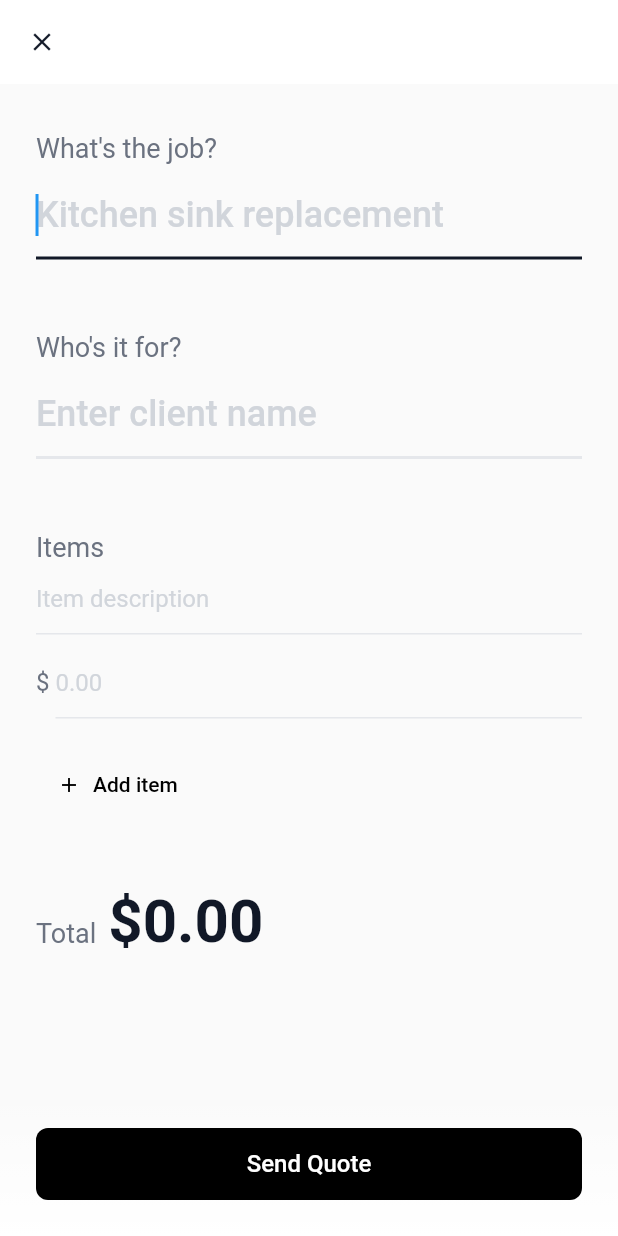
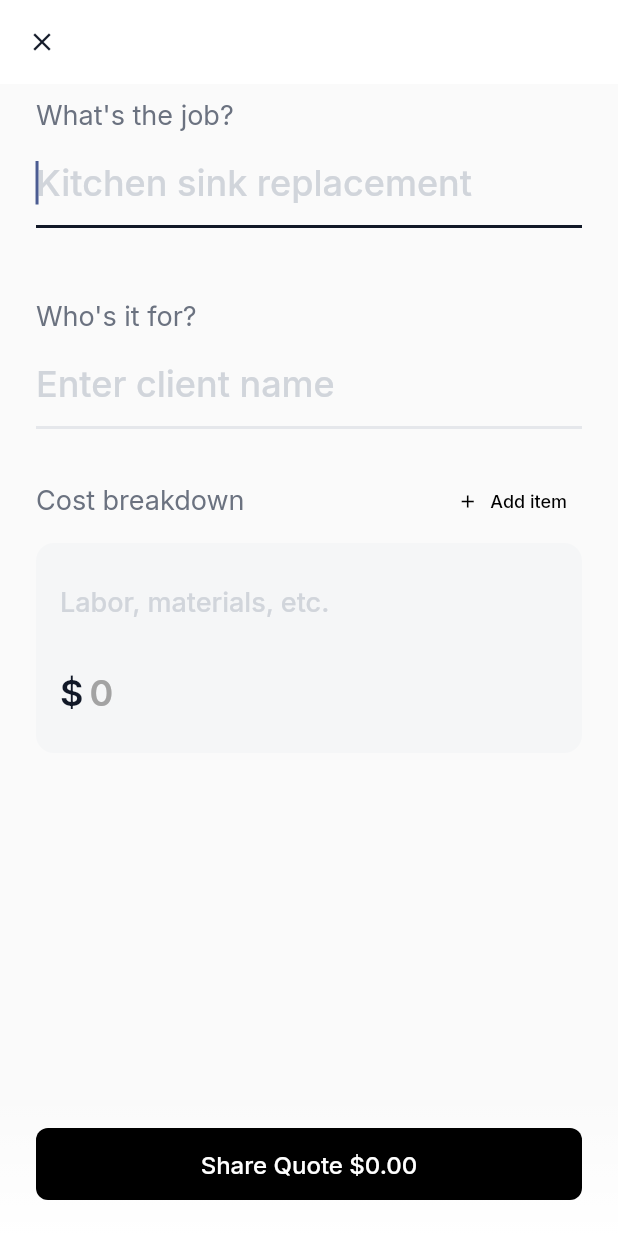
Before and after one commit to jamesg-the-dev/easy-quote, a Flutter app: the screen it shows once a user with an empty profile is signed in, after a tap on "Create Quote", on a phone screen of 412 x 824 dp. Run offline on Flutter 3.47's test engine with Material 3 defaults, Android fonts, the phone set to English and light mode, and no system bars; our stand-ins replace flutter_dotenv, flutter_svg, google_fonts, supabase_flutter; accounts and stored records are empty.

Commit message:
update create quote screen

```diff
--- a/lib/main.dart
+++ b/lib/main.dart
@@ -12,6 +12,7 @@
 import 'services/signup_store.dart';
 import 'core/config/env.dart';
 import 'core/auth/auth_gate.dart';
+import 'ui/theme/app_theme.dart';
 
 void main() async {
   WidgetsFlutterBinding.ensureInitialized();
@@ -43,10 +44,7 @@
       child: MaterialApp(
         title: 'Easy Quote',
         debugShowCheckedModeBanner: false,
-        theme: ThemeData(
-          useMaterial3: false,
-          splashFactory: NoSplash.splashFactory,
-        ),
+        theme: AppTheme.light(),
         home: const AuthGate(),
         routes: {
           '/signup': (context) => const SignupWelcomeScreen(),
--- a/lib/screens/create_quote_screen.dart
+++ b/lib/screens/create_quote_screen.dart
@@ -1,6 +1,8 @@
 import 'package:easy_quote/screens/send_quote_screen.dart';
 import 'package:easy_quote/ui/components/icon_button.dart';
 import 'package:easy_quote/ui/components/text_button.dart';
+import 'package:easy_quote/ui/theme/app_colors.dart';
+import 'package:easy_quote/ui/theme/theme_extensions.dart';
 import 'package:flutter/material.dart';
 import 'package:provider/provider.dart';
 import 'package:easy_quote/models/quote.dart';
@@ -180,7 +182,7 @@
               padding: const EdgeInsets.only(bottom: 120),
               child: _buildQuoteForm(),
             ),
-            // Sticky Send Button
+            // Sticky Send Button with Total
             Positioned(
               bottom: 0,
               left: 0,
@@ -201,7 +203,7 @@
                 child: SizedBox(
                   width: double.infinity,
                   child: AppButton(
-                    label: 'Send Quote',
+                    label: 'Share Quote ${_formatCurrency(detailedTotal)}',
                     onTap: handleSendQuote,
                     size: ButtonSize.lg,
                     variant: ButtonVariant.primary,
@@ -217,7 +219,7 @@
 
   Widget _buildQuoteForm() {
     return Padding(
-      padding: const EdgeInsets.symmetric(horizontal: 24, vertical: 32),
+      padding: const EdgeInsets.symmetric(horizontal: 24, vertical: 10),
       child: Column(
         crossAxisAlignment: CrossAxisAlignment.start,
         children: [
@@ -253,7 +255,7 @@
               autofocus: true,
               decoration: InputDecoration(
                 hintText: 'Enter client name',
-                hintStyle: const TextStyle(color: Color(0xFFD1D5DB)),
+                hintStyle: TextStyle(color: context.colors.inputHint),
                 border: InputBorder.none,
                 enabledBorder: const UnderlineInputBorder(
                   borderSide: BorderSide(color: Color(0xFFE5E7EB), width: 2),
@@ -273,29 +275,6 @@
           const SizedBox(height: 32),
           _buildLineItemsSection(),
           const SizedBox(height: 32),
-          // Total
-          Padding(
-            padding: const EdgeInsets.only(top: 16),
-            child: Row(
-              crossAxisAlignment: CrossAxisAlignment.baseline,
-              textBaseline: TextBaseline.alphabetic,
-              children: [
-                const Text(
-                  'Total',
-                  style: TextStyle(fontSize: 18, color: Color(0xFF6B7280)),
-                ),
-                const SizedBox(width: 8),
-                Text(
-                  _formatCurrency(detailedTotal),
-                  style: const TextStyle(
-                    fontSize: 40,
-                    fontWeight: FontWeight.w600,
-                    color: Color(0xFF111827),
-                  ),
-                ),
-              ],
-            ),
-          ),
         ],
       ),
     );
@@ -319,69 +298,79 @@
     return Column(
       crossAxisAlignment: CrossAxisAlignment.start,
       children: [
-        ...[
-          const SizedBox(height: 16),
-          ...lineItems.asMap().entries.map((entry) {
+        // Header with title and Add button
+        Padding(
+          padding: const EdgeInsets.only(bottom: 12),
+          child: Row(
+            mainAxisAlignment: MainAxisAlignment.spaceBetween,
+            children: [
+              const Text(
+                'Cost breakdown',
+                style: TextStyle(fontSize: 18, color: Color(0xFF6B7280)),
+              ),
+              AppButton(
+                onTap: addLineItem,
+                leftIcon: const Icon(Icons.add),
+                label: 'Add item',
+                variant: ButtonVariant.ghost,
+                size: ButtonSize.sm,
+              ),
+            ],
+          ),
+        ),
+        // Line items list
+        Column(
+          children: lineItems.asMap().entries.map((entry) {
             final item = entry.value;
             return Padding(
-              padding: const EdgeInsets.only(bottom: 16),
+              padding: const EdgeInsets.only(bottom: 12),
+              child: Container(
+                decoration: BoxDecoration(
+                  color: const Color(0xFFF5F6F7),
+                  borderRadius: BorderRadius.circular(12),
+                ),
+                padding: const EdgeInsets.all(16),
                 child: Column(
                   crossAxisAlignment: CrossAxisAlignment.start,
                   children: [
-                  Text(
-                    'Items',
-                    style: const TextStyle(
-                      fontSize: 18,
-                      color: Color(0xFF6B7280),
-                    ),
-                  ),
+                    // Description input with delete button
                     Row(
                       children: [
                         Expanded(
                           child: TextField(
                             onChanged: (value) =>
                                 updateLineItem(item.id, 'description', value),
-                          decoration: InputDecoration(
-                            hintText: 'Item description',
-                            hintStyle: const TextStyle(
-                              color: Color(0xFFD1D5DB),
-                            ),
+                            decoration: const InputDecoration(
+                              hintText: 'Labor, materials, etc.',
                               border: InputBorder.none,
-                            enabledBorder: const UnderlineInputBorder(
-                              borderSide: BorderSide(
-                                color: Color(0xFFE5E7EB),
-                                width: 1,
-                              ),
-                            ),
-                            focusedBorder: const UnderlineInputBorder(
-                              borderSide: BorderSide(
-                                color: Color(0xFF111827),
-                                width: 1,
-                              ),
-                            ),
+                              contentPadding: EdgeInsets.zero,
                             ),
                             style: const TextStyle(
-                            fontSize: 16,
+                              fontSize: 18,
+                              fontWeight: FontWeight.w500,
                               color: Color(0xFF111827),
                             ),
                           ),
                         ),
                         if (lineItems.length > 1)
                           AppIconButton(
-                          icon: Icons.close,
+                            icon: Icons.delete_outline,
+                            color: context.colors.danger,
                             onTap: () => removeLineItem(item.id),
                             constraints: const BoxConstraints(),
                           ),
                       ],
                     ),
-                  const SizedBox(height: 8),
+                    const SizedBox(height: 12),
+                    // Price input
                     Row(
                       children: [
                         const Text(
                           '\$',
                           style: TextStyle(
-                          color: Color(0xFF6B7280),
-                          fontSize: 16,
+                            fontSize: 24,
+                            fontWeight: FontWeight.w600,
+                            color: Color(0xFF111827),
                           ),
                         ),
                         const SizedBox(width: 4),
@@ -395,28 +384,16 @@
                             keyboardType: const TextInputType.numberWithOptions(
                               decimal: true,
                             ),
-                          decoration: InputDecoration(
-                            hintText: '0.00',
-                            hintStyle: const TextStyle(
-                              color: Color(0xFFD1D5DB),
-                            ),
+                            decoration: const InputDecoration(
+                              hintText: '0',
+                              hintStyle: TextStyle(color: Color(0xFFA3A3A3)),
                               border: InputBorder.none,
-                            enabledBorder: const UnderlineInputBorder(
-                              borderSide: BorderSide(
-                                color: Color(0xFFE5E7EB),
-                                width: 1,
-                              ),
-                            ),
-                            focusedBorder: const UnderlineInputBorder(
-                              borderSide: BorderSide(
-                                color: Color(0xFF111827),
-                                width: 1,
-                              ),
-                            ),
+                              contentPadding: EdgeInsets.zero,
                             ),
                             style: const TextStyle(
-                            fontSize: 16,
-                            color: Color.fromRGBO(17, 24, 39, 1),
+                              fontSize: 24,
+                              fontWeight: FontWeight.w600,
+                              color: Color(0xFF111827),
                             ),
                           ),
                         ),
@@ -424,16 +401,10 @@
                     ),
                   ],
                 ),
+              ),
             );
-          }),
-          const SizedBox(height: 8),
-          AppButton(
-            onTap: addLineItem,
-            leftIcon: const Icon(Icons.add),
-            label: 'Add item',
-            variant: ButtonVariant.ghost,
+          }).toList(),
         ),
-        ],
       ],
     );
   }
--- a/lib/ui/theme/app_colors.dart
+++ b/lib/ui/theme/app_colors.dart
@@ -15,6 +15,10 @@
   final Color border;
   final Color borderStrong;
 
+  final Color inputHint;
+  final Color inputBorder;
+  final Color inputFocusedBorder;
+
   // 🚨 Semantic
   final Color primary;
   final Color danger;
@@ -30,6 +34,9 @@
     required this.borderStrong,
     required this.primary,
     required this.danger,
+    required this.inputHint,
+    required this.inputBorder,
+    required this.inputFocusedBorder,
   });
 
   @override
@@ -44,6 +51,9 @@
     Color? borderStrong,
     Color? primary,
     Color? danger,
+    Color? inputHint,
+    Color? inputBorder,
+    Color? inputFocusedBorder,
   }) {
     return AppColors(
       background: background ?? this.background,
@@ -56,6 +66,9 @@
       borderStrong: borderStrong ?? this.borderStrong,
       primary: primary ?? this.primary,
       danger: danger ?? this.danger,
+      inputBorder: inputBorder ?? this.inputBorder,
+      inputFocusedBorder: inputFocusedBorder ?? this.inputFocusedBorder,
+      inputHint: inputHint ?? this.inputHint,
     );
   }
 
@@ -74,6 +87,13 @@
       borderStrong: Color.lerp(borderStrong, other.borderStrong, t)!,
       primary: Color.lerp(primary, other.primary, t)!,
       danger: Color.lerp(danger, other.danger, t)!,
+      inputBorder: Color.lerp(inputBorder, other.inputBorder, t)!,
+      inputFocusedBorder: Color.lerp(
+        inputFocusedBorder,
+        other.inputFocusedBorder,
+        t,
+      )!,
+      inputHint: Color.lerp(inputHint, other.inputHint, t)!,
     );
   }
 }
--- a/lib/ui/theme/app_theme.dart
+++ b/lib/ui/theme/app_theme.dart
@@ -4,8 +4,6 @@
 
 class AppTheme {
   static ThemeData light() {
-    const primary = Color(0xFF2563EB);
-
     const colors = AppColors(
       // Backgrounds
       background: Color(0xFFFAFAFA),
@@ -13,7 +11,7 @@
       surfaceMuted: Color(0xFFF4F4F5),
 
       // Text
-      textPrimary: Color(0xFF111113),
+      textPrimary: Color(0xFF1C1C1E),
       textSecondary: Color.fromARGB(255, 112, 112, 117),
       textMuted: Color(0xFF9A9AA3),
 
@@ -21,45 +19,31 @@
       border: Color(0xFFE5E5E7),
       borderStrong: Color(0xFFD4D4D8),
 
+      // Input
+      inputHint: Color(0xFFD1D5DB),
+      inputBorder: Color(0xFFE5E5E7),
+      inputFocusedBorder: Color(0xFF2563EB),
+      primary: Color(0xFF2563EB),
+
       // Semantic
-      danger: Color(0xFFDC2626),
+      danger: Color(0xFFEF4444),
     );
 
     return ThemeData(
       useMaterial3: false,
 
       colorScheme: ColorScheme.fromSeed(
-        seedColor: primary,
+        seedColor: colors.primary,
         error: colors.danger,
+      ),
+
+      inputDecorationTheme: InputDecorationTheme(
+        hintStyle: TextStyle(color: colors.inputHint),
       ),
 
       splashFactory: NoSplash.splashFactory,
       textTheme: AppTypography.textTheme,
 
-      inputDecorationTheme: InputDecorationTheme(
-        hintStyle: TextStyle(color: colors.inputHint),
-
-        border: InputBorder.none,
-
-        enabledBorder: UnderlineInputBorder(
-          borderSide: BorderSide(color: colors.inputBorder),
-        ),
-
-        focusedBorder: UnderlineInputBorder(
-          borderSide: BorderSide(color: colors.inputFocusedBorder),
-        ),
-
-        errorBorder: UnderlineInputBorder(
-          borderSide: BorderSide(color: colors.danger),
-        ),
-
-        focusedErrorBorder: UnderlineInputBorder(
-          borderSide: BorderSide(color: colors.danger),
-        ),
-
-        contentPadding: EdgeInsets.symmetric(vertical: 12),
-      ),
-
       extensions: [colors],
     );
   }
--- /dev/null
+++ b/lib/ui/theme/theme_extensions.dart
@@ -0,0 +1,6 @@
+import 'package:flutter/material.dart';
+import 'app_colors.dart';
+
+extension ThemeX on BuildContext {
+  AppColors get colors => Theme.of(this).extension<AppColors>()!;
+}
```
Lines whose indentation alone changed are shown as unchanged.
